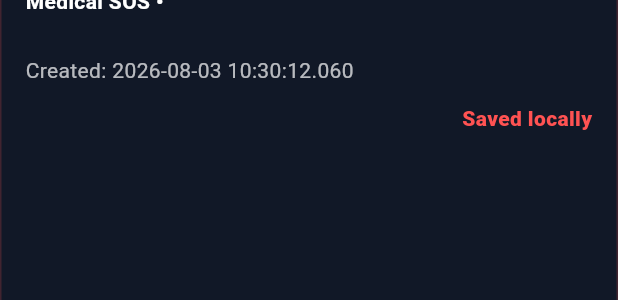
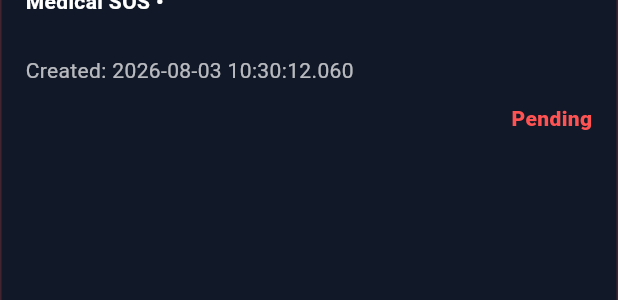
Before and after one commit to Mulu-Girmay/Quickreach, a Flutter app: the _ActiveIncidentCard widget shown alone on an empty page, opened directly with empty values, on a phone screen of 412 x 824 dp. Shown: the part 159-459 px from the top of the screen. Run offline on Flutter 3.47's test engine with Material 3 defaults, Android fonts, the phone set to English and light mode, and no system bars; our stand-ins replace connectivity_plus, dio, equatable, flutter_bloc, flutter_map, geolocator and 4 more; missing offline and left inert: workmanager; accounts and stored records are empty; statements that could not run were skipped.

Commit message:
rapiaid - resolve integration

```diff
--- a/rapidaid/lib/src/features/citizen/citizen_home_page.dart
+++ b/rapidaid/lib/src/features/citizen/citizen_home_page.dart
@@ -690,25 +690,47 @@ class _ActiveIncidentCard extends StatelessWidget {
     final localId = state.activeLocalId;
     if (localId == null) return const SizedBox.shrink();
 
-    final incident = state.offlineIncidents.firstWhere(
-      (item) => item.localId == localId,
-      orElse: () => state.offlineIncidents.isNotEmpty
-          ? state.offlineIncidents.first
-          : OfflineIncidentRecord(
-              localId: localId,
-              type: state.selectedType,
-              lat: 0,
-              lng: 0,
-              reporterPhone: state.reporterPhone,
-              description: state.description,
-              clientCreatedAt: DateTime.now(),
-              offlineCreated: true,
-              syncStatus: "saved_locally",
-              status: "Saved locally",
-            ),
-    );
+    CachedIncidentRecord? syncedIncident;
+    for (final item in state.cachedIncidents) {
+      if (item.localId == localId && item.serverIncidentId.isNotEmpty) {
+        syncedIncident = item;
+        break;
+      }
+    }
 
-    final canCancel = state.canUndo && incident.syncStatus != "sent";
+    OfflineIncidentRecord? offlineIncident;
+    for (final item in state.offlineIncidents) {
+      if (item.localId == localId) {
+        offlineIncident = item;
+        break;
+      }
+    }
+
+    final canCancel =
+        state.canUndo && (offlineIncident?.syncStatus ?? 'sent') != 'sent';
+    final status =
+        syncedIncident?.status ?? offlineIncident?.status ?? 'Pending';
+    final syncLabel = syncedIncident != null
+        ? 'SERVER SYNCED'
+        : (offlineIncident?.syncStatus ?? 'saved_locally').toUpperCase();
+    final type =
+        syncedIncident?.type ?? offlineIncident?.type ?? state.selectedType;
+    final reporterPhone =
+        syncedIncident?.reporterPhone ??
+        offlineIncident?.reporterPhone ??
+        state.reporterPhone;
+    final description =
+        syncedIncident?.description ??
+        offlineIncident?.description ??
+        state.description;
+    final createdAt =
+        syncedIncident?.clientCreatedAt ??
+        offlineIncident?.clientCreatedAt ??
+        DateTime.now();
+    final isOfflineCreated =
+        syncedIncident?.offlineCreated ??
+        offlineIncident?.offlineCreated ??
+        true;
     return Container(
       padding: const EdgeInsets.all(16),
       decoration: BoxDecoration(
@@ -730,18 +752,15 @@ class _ActiveIncidentCard extends StatelessWidget {
           const SizedBox(height: 12),
           Row(
             children: [
-              _Pill(
-                label: incident.syncStatus.toUpperCase(),
-                color: Colors.white70,
-              ),
+              _Pill(label: syncLabel, color: Colors.white70),
               const SizedBox(width: 10),
-              if (incident.offlineCreated)
+              if (isOfflineCreated)
                 _Pill(label: "OFFLINE CREATED", color: Colors.redAccent),
             ],
           ),
           const SizedBox(height: 12),
           Text(
-            "${incident.type} SOS • ${incident.reporterPhone}",
+            "$type SOS • $reporterPhone",
             style: const TextStyle(
               color: Colors.white,
               fontWeight: FontWeight.w700,
@@ -749,7 +768,7 @@ class _ActiveIncidentCard extends StatelessWidget {
           ),
           const SizedBox(height: 6),
           Text(
-            "${incident.description}\nCreated: ${incident.clientCreatedAt.toLocal()}",
+            "$description\nCreated: ${createdAt.toLocal()}",
             style: TextStyle(color: Colors.white.withOpacity(0.7)),
           ),
           const SizedBox(height: 12),
@@ -769,9 +788,7 @@ class _ActiveIncidentCard extends StatelessWidget {
               if (canCancel) const SizedBox(width: 10),
               Expanded(
                 child: Text(
-                  incident.syncStatus == "sent"
-                      ? "Sent to dispatch"
-                      : incident.status,
+                  status,
                   textAlign: TextAlign.right,
                   style: const TextStyle(
                     color: Colors.redAccent,
```
